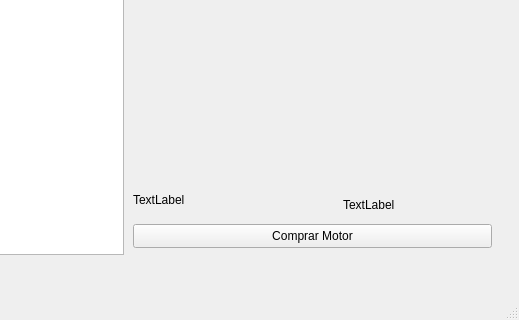
First picture: the form in proyecto2/Qt/mainwindow.ui, repository SilvioC3/UCR_programacionConVariosEnfasis, before the edit; both pictures show x 797 to 1316 and y 156 to 476 of the 1316 by 476 pixel window.
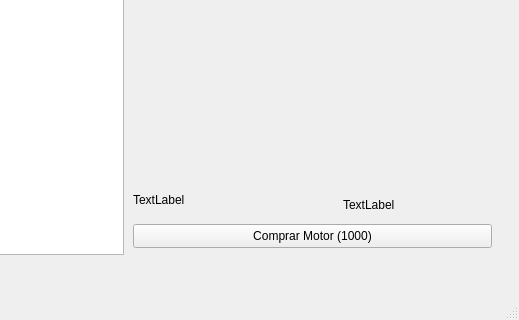
Second picture: the form after the edit.

```diff
--- a/proyecto2/Qt/mainwindow.ui
+++ b/proyecto2/Qt/mainwindow.ui
@@ -96,7 +96,7 @@
       </rect>
      </property>
      <property name="text">
-      <string>Comprar Motor</string>
+      <string>Comprar Motor (1000)</string>
      </property>
     </widget>
    </widget>
```
